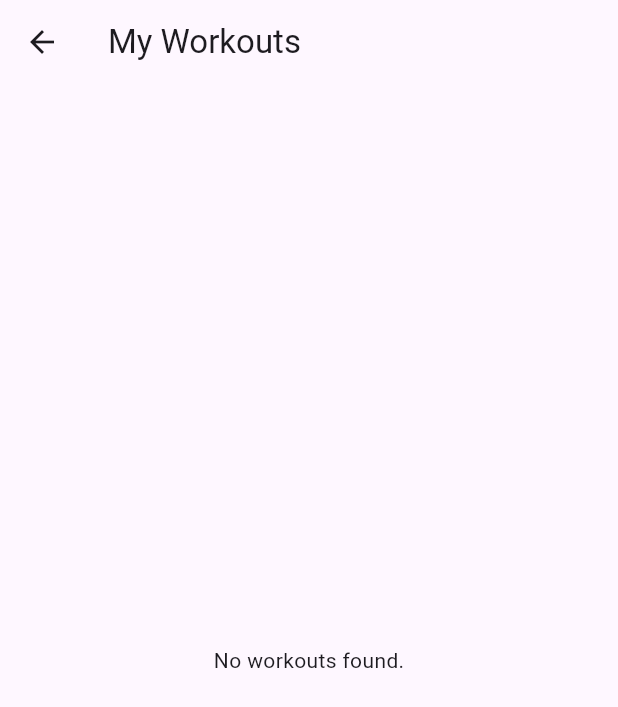
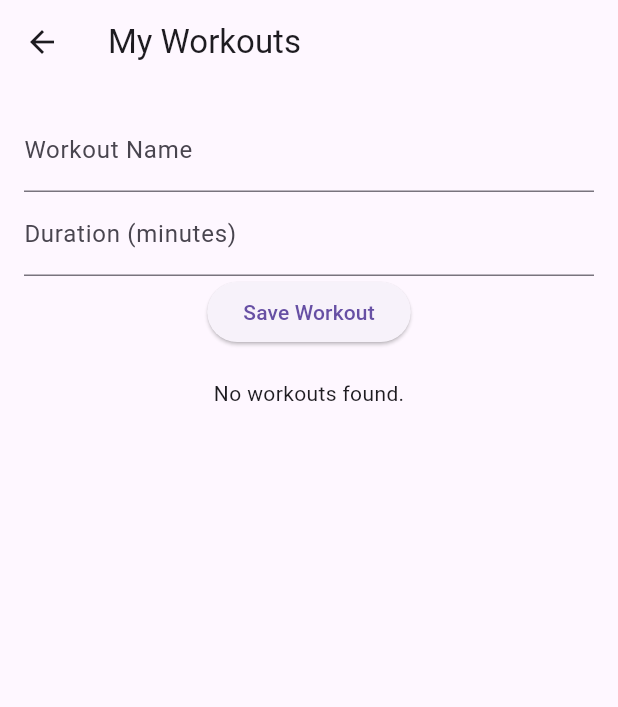
Before and after one commit to realthd/cecs343-project-vsers, a Flutter app: the UserWorkout screen opened directly, on a phone screen of 412 x 824 dp. Shown: the top 707 px of the screen. Run offline on Flutter 3.47's test engine with Material 3 defaults, Android fonts, the light colour scheme and no system bars; our stand-ins replace cloud_firestore, firebase_auth, firebase_core; accounts and stored records are empty; generated files the repository leaves out were written again; statements that could not run were skipped.

Commit message:
Update UserWorkout.dart
updated added Error Handling for Workout Entry

```diff
--- a/lib/user/UserWorkout.dart
+++ b/lib/user/UserWorkout.dart
@@ -1,10 +1,20 @@
 import 'package:cloud_firestore/cloud_firestore.dart';
 import 'package:flutter/material.dart';
 
-class UserWorkout extends StatelessWidget {
+class UserWorkout extends StatefulWidget {
   const UserWorkout({super.key});
 
-  // Method to retrieve past workouts from Firestore
+  @override
+  State<UserWorkout> createState() => _UserWorkoutState();
+}
+
+class _UserWorkoutState extends State<UserWorkout> {
+  final _formKey = GlobalKey<FormState>();
+  final _nameController = TextEditingController();
+  final _durationController = TextEditingController();
+  String? _errorMessage;
+
+  // Function to retrieve past workouts from Firestore
   Future<List<Map<String, dynamic>>> _getWorkouts() async {
     try {
       final snapshot = await FirebaseFirestore.instance.collection('workouts').get();
@@ -15,13 +25,83 @@ class UserWorkout extends StatelessWidget {
     }
   }
 
+  // Function to save a new workout
+  void _saveWorkout() async {
+    if (_formKey.currentState?.validate() ?? false) {
+      try {
+        final workout = {
+          'name': _nameController.text,
+          'duration': int.parse(_durationController.text),
+          'date': DateTime.now(),
+        };
+        await FirebaseFirestore.instance.collection('workouts').add(workout);
+        setState(() {
+          _errorMessage = null; // Clear any previous error messages
+        });
+        Navigator.pop(context); // Go back after saving
+      } catch (e) {
+        setState(() {
+          _errorMessage = 'Error saving workout: $e';
+        });
+      }
+    }
+  }
+
   @override
   Widget build(BuildContext context) {
     return Scaffold(
       appBar: AppBar(
         title: const Text('My Workouts'),
       ),
-      body: FutureBuilder<List<Map<String, dynamic>>>(
+      body: Padding(
+        padding: const EdgeInsets.all(16.0),
+        child: Column(
+          children: [
+            // Form to add a new workout
+            Form(
+              key: _formKey,
+              child: Column(
+                children: [
+                  TextFormField(
+                    controller: _nameController,
+                    decoration: const InputDecoration(labelText: 'Workout Name'),
+                    validator: (value) {
+                      if (value == null || value.isEmpty) {
+                        return 'Please enter a workout name';
+                      }
+                      return null;
+                    },
+                  ),
+                  TextFormField(
+                    controller: _durationController,
+                    decoration: const InputDecoration(labelText: 'Duration (minutes)'),
+                    keyboardType: TextInputType.number,
+                    validator: (value) {
+                      if (value == null || value.isEmpty) {
+                        return 'Please enter a duration';
+                      } else if (int.tryParse(value) == null) {
+                        return 'Please enter a valid number for duration';
+                      }
+                      return null;
+                    },
+                  ),
+                  if (_errorMessage != null) ...[
+                    const SizedBox(height: 10),
+                    Text(
+                      _errorMessage!,
+                      style: const TextStyle(color: Colors.red),
+                    ),
+                  ],
+                  ElevatedButton(
+                    onPressed: _saveWorkout,
+                    child: const Text('Save Workout'),
+                  ),
+                ],
+              ),
+            ),
+            const SizedBox(height: 20),
+            // Displaying list of past workouts
+            FutureBuilder<List<Map<String, dynamic>>>(
               future: _getWorkouts(),
               builder: (context, snapshot) {
                 if (snapshot.connectionState == ConnectionState.waiting) {
@@ -33,7 +113,8 @@ class UserWorkout extends StatelessWidget {
                 }
 
                 // Display workout data
-          return ListView.builder(
+                return Expanded(
+                  child: ListView.builder(
                     itemCount: snapshot.data!.length,
                     itemBuilder: (context, index) {
                       final workout = snapshot.data![index];
@@ -43,8 +124,12 @@ class UserWorkout extends StatelessWidget {
                         trailing: Text(workout['date'].toString()),
                       );
                     },
+                  ),
                 );
               },
+            ),
+          ],
+        ),
       ),
     );
   }
```
Lines whose indentation alone changed are shown as unchanged.
